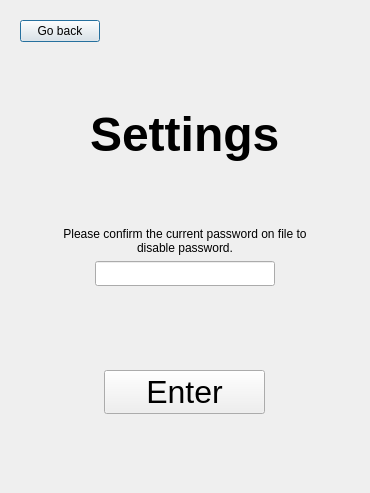
The window that disablePwd.ui (danysigha/Clipboard-Manager) describes before a commit, drawn with Qt 5.
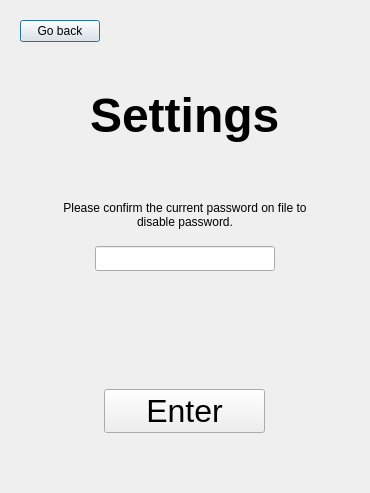
The same window after the commit.

Diff of the .ui file:
```diff
--- a/disablePwd.ui
+++ b/disablePwd.ui
@@ -78,6 +78,12 @@
         </item>
         <item alignment="Qt::AlignHCenter">
          <widget class="QLabel" name="label_6">
+          <property name="minimumSize">
+           <size>
+            <width>250</width>
+            <height>50</height>
+           </size>
+          </property>
           <property name="text">
            <string>Please confirm the current password on file to disable password.</string>
           </property>
@@ -114,6 +120,12 @@
         </item>
         <item alignment="Qt::AlignHCenter">
          <widget class="QLabel" name="label_3">
+          <property name="minimumSize">
+           <size>
+            <width>150</width>
+            <height>25</height>
+           </size>
+          </property>
           <property name="text">
            <string/>
           </property>
@@ -125,6 +137,19 @@
           </property>
          </widget>
         </item>
+        <item>
+         <spacer name="verticalSpacer_5">
+          <property name="orientation">
+           <enum>Qt::Vertical</enum>
+          </property>
+          <property name="sizeHint" stdset="0">
+           <size>
+            <width>20</width>
+            <height>40</height>
+           </size>
+          </property>
+         </spacer>
+        </item>
         <item alignment="Qt::AlignHCenter">
          <widget class="QPushButton" name="enter_2">
           <property name="minimumSize">
```
